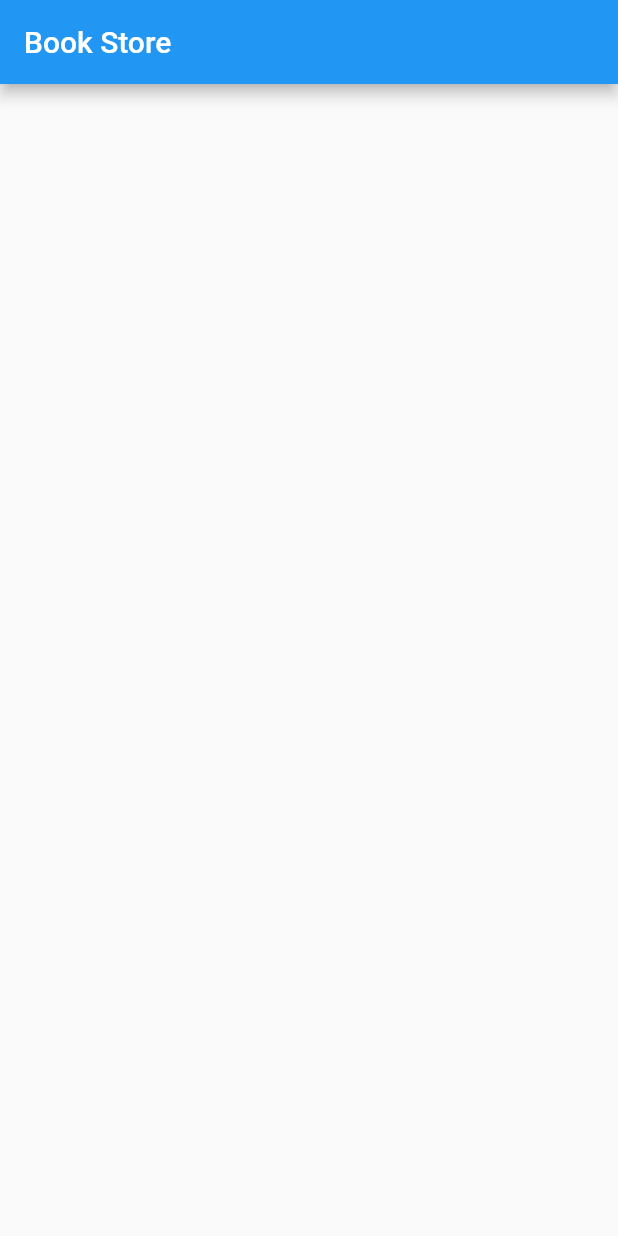
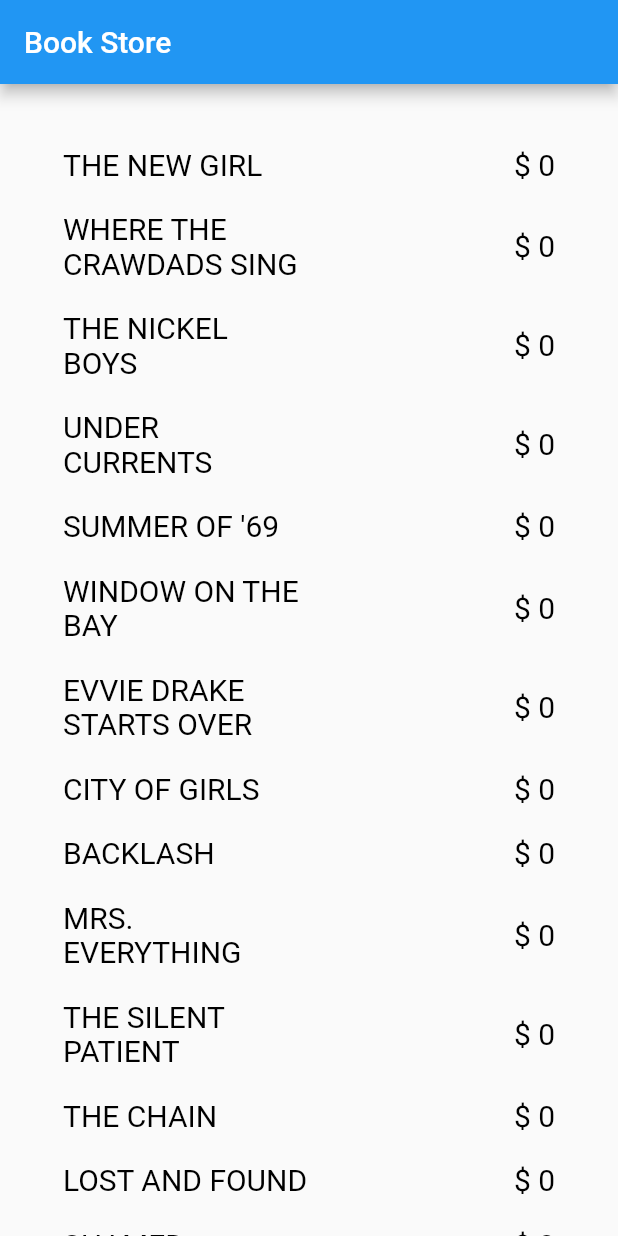
Before and after one commit to Digital-Vault/Thunder, a Flutter app: the screen it shows after launch, on a phone screen of 412 x 824 dp. Run offline on Flutter 3.47's test engine with Material 2 defaults, Android fonts, the phone set to English and light mode, and no system bars; our stand-ins replace rxdart.

Commit message:
Add book BLOC
Add book bloc so all business logic is now done outside widgets.

see #5

```diff
--- a/lib/book.dart
+++ b/lib/api/book.dart
@@ -1,78 +1,7 @@
-class ApiResult {
-  final String status;
-  final String copyright;
-  final int numResults;
-  final String lastModified;
-  final Results results;
+import 'buy_links.dart';
+import 'isbns.dart';
 
-  const ApiResult(
-      {this.status,
-      this.copyright,
-      this.numResults,
-      this.lastModified,
-      this.results});
-
-  factory ApiResult.fromJson(Map<String, dynamic> json) {
-    return ApiResult(
-        status: json['status'],
-        copyright: json['copyright'],
-        numResults: json['num_results'],
-        lastModified: json['last_modified'],
-        results: Results.fromJson(json['results']));
-  }
-}
-
-class Results {
-  final String listName;
-  final String listNameEncoded;
-  final String bestsellersDate;
-  final String publishedDate;
-  final String publishedDateDescription;
-  final String nextPublishedDate;
-  final String previousPublishedDate;
-  final String displayName;
-  final int normalListEndsAt;
-  final String updated;
-  final List<Books> books;
-
-  const Results(
-      {this.listName,
-      this.listNameEncoded,
-      this.bestsellersDate,
-      this.publishedDate,
-      this.publishedDateDescription,
-      this.nextPublishedDate,
-      this.previousPublishedDate,
-      this.displayName,
-      this.normalListEndsAt,
-      this.updated,
-      this.books});
-
-  factory Results.fromJson(Map<String, dynamic> json) {
-    return Results(
-        listName: json['list_name'],
-        listNameEncoded: json['list_name_encoded'],
-        bestsellersDate: json['bestsellers_date'],
-        publishedDate: json['published_date'],
-        publishedDateDescription: json['published_date_description'],
-        nextPublishedDate: json['next_published_date'],
-        previousPublishedDate: json['previous_published_date'],
-        displayName: json['display_name'],
-        normalListEndsAt: json['normal_list_ends_at'],
-        updated: json['updated'],
-        books: _findBooks(json['books']));
-  }
-
-  static List<Books> _findBooks(List<dynamic> books) {
-    List<Books> bookList = [];
-    books.forEach((v) {
-      bookList.add(Books.fromJson(v));
-    });
-    return bookList;
-  }
-}
-
-class Books {
+class Book {
   final int rank;
   final int rankLastWeek;
   final int weeksOnList;
@@ -99,7 +28,7 @@ class Books {
   final List<Isbns> isbns;
   final List<BuyLinks> buyLinks;
 
-  const Books(
+  const Book(
       {this.rank,
       this.rankLastWeek,
       this.weeksOnList,
@@ -126,8 +55,8 @@ class Books {
       this.isbns,
       this.buyLinks});
 
-  factory Books.fromJson(Map<String, dynamic> json) {
-    return Books(
+  factory Book.fromJson(Map<String, dynamic> json) {
+    return Book(
         rank: json['rank'],
         rankLastWeek: json['rank_last_week'],
         weeksOnList: json['weeks_on_list'],
@@ -172,25 +101,3 @@ class Books {
     return buyLinks;
   }
 }
-
-class Isbns {
-  final String isbn10;
-  final String isbn13;
-
-  const Isbns({this.isbn10, this.isbn13});
-
-  factory Isbns.fromJson(Map<String, dynamic> json) {
-    return Isbns(isbn10: json['isbn10'], isbn13: json['isbn13']);
-  }
-}
-
-class BuyLinks {
-  final String name;
-  final String url;
-
-  const BuyLinks({this.name, this.url});
-
-  factory BuyLinks.fromJson(Map<String, dynamic> json) {
-    return BuyLinks(name: json['name'], url: json['url']);
-  }
-}
--- /dev/null
+++ b/lib/api/buy_links.dart
@@ -0,0 +1,10 @@
+class BuyLinks {
+  final String name;
+  final String url;
+
+  const BuyLinks({this.name, this.url});
+
+  factory BuyLinks.fromJson(Map<String, dynamic> json) {
+    return BuyLinks(name: json['name'], url: json['url']);
+  }
+}
--- /dev/null
+++ b/lib/api/isbns.dart
@@ -0,0 +1,10 @@
+class Isbns {
+  final String isbn10;
+  final String isbn13;
+
+  const Isbns({this.isbn10, this.isbn13});
+
+  factory Isbns.fromJson(Map<String, dynamic> json) {
+    return Isbns(isbn10: json['isbn10'], isbn13: json['isbn13']);
+  }
+}
--- /dev/null
+++ b/lib/book_bloc.dart
@@ -0,0 +1,33 @@
+import 'dart:async';
+import 'dart:collection';
+
+import 'package:rxdart/subjects.dart';
+
+import 'api/book.dart';
+import 'book_api_provider.dart';
+
+/// This is the business logic component that handles all business
+/// logic about books.
+class BookBloc {
+  final _provider = BookApiProvider();
+  final _booksSubject = BehaviorSubject<UnmodifiableListView<Book>>();
+  var _books = <Book>[];
+
+  BookBloc() {
+    _updateBooks().then((_) {
+      _booksSubject.add(UnmodifiableListView(_books));
+    });
+  }
+
+  Stream<UnmodifiableListView<Book>> get books => _booksSubject.stream;
+
+  Future<List<Book>> _updateBooks() async {
+    final books = await _provider.fetchHardcoreFictionBooks();
+    _books = books;
+    return books;
+  }
+
+  void dispose() {
+    _booksSubject.close();
+  }
+}
--- /dev/null
+++ b/lib/book_provider.dart
@@ -0,0 +1,21 @@
+import 'package:flutter/widgets.dart';
+import 'package:flutter_sample/book_bloc.dart';
+
+/// This is an InheritedWidget that wraps around [BookBloc].
+class BookProvider extends InheritedWidget {
+  final BookBloc bookBloc;
+
+  BookProvider({
+    Key key,
+    BookBloc bookBloc,
+    @required Widget child,
+  })  : bookBloc = bookBloc ?? BookBloc(),
+        super(key: key, child: child);
+
+  @override
+  bool updateShouldNotify(InheritedWidget oldWidget) => true;
+
+  static BookBloc of(BuildContext context) =>
+      (context.inheritFromWidgetOfExactType(BookProvider) as BookProvider)
+          .bookBloc;
+}
--- a/lib/main.dart
+++ b/lib/main.dart
@@ -5,58 +5,40 @@
 */
 
 //packages
+import 'dart:collection';
 import 'dart:math';
 import 'dart:async' show Future;
 import 'package:flutter/services.dart' show rootBundle;
 import 'package:flutter/material.dart';
-import "json_parsing.dart";
-import "book.dart";
+import 'api/book.dart';
+import 'book_provider.dart';
+
 //executing function
-void main() => (runApp(ShoppingCartApp()));
+void main() => (runApp(BookProvider(child: ShoppingCartApp())));
 
 class ShoppingCartApp extends StatelessWidget {
-
-  Future<List<Books>> books() async {
-    var jsonData = await rootBundle.loadString('assets/test.json');
-    Future<List<Books>> BookList = parseBooks(jsonData);
-    return BookList;
-  }
   @override
   Widget build(BuildContext context) {
+    final bloc = BookProvider.of(context);
+
     return MaterialApp(
-      title: 'Shopping Cart',
+        title: 'Shopping Cart',
+        home: Scaffold(
+            appBar: AppBar(
+              title: Text('Book Store'),
+            ),
+            body: StreamBuilder<UnmodifiableListView<Book>>(
+              stream: bloc.books,
+              builder: (context, snapshot) {
+                if (!snapshot.hasData) return Text("NO DATA");
+                return ListView(
+                  padding: const EdgeInsets.all(32.0),
+                  children: snapshot.data.map(_buildRow).toList(),
+                );
+              },
+            )));
 
-      home: Scaffold(appBar: AppBar(title: Text('Book Store'),
-      ),
-          body: new FutureBuilder<List<Books>>(
-          future: books(),
-          builder: (context, snapshot){
-            if (!snapshot.hasData)
-              return new Container();
-            List<Books> books = snapshot.data ?? [];
-            return ListView.builder(
-              padding: const EdgeInsets.all(32.0),
-              itemCount: books.length,
-              itemBuilder: (BuildContext context, int index) {
-                Books book = books[index];
-                return new Padding(padding: new EdgeInsets.all(10.0),
-                    child: new Row(mainAxisAlignment: MainAxisAlignment.spaceEvenly,
-                        children: <Widget>[
-                          Expanded(
-                            child: Text(book.title, textAlign: TextAlign.left, style: new TextStyle(fontSize: 20.0, color: Colors.black)),
-                          ),
-                          Expanded(
-                            child: Text( "\$ " + book.price.toString(), textAlign: TextAlign.right, style: new TextStyle(fontSize: 20.0, color: Colors.black)),
-                          ),
-                        ]));
-              },
-
-            );
-          }
-
-      )
-        )
-      /*new FutureBuilder<List<Books>>(
+    /*new FutureBuilder<List<Books>>(
         future: books(),
           builder: (context, snapshot){
             if (!snapshot.hasData)
@@ -83,7 +65,23 @@ class ShoppingCartApp extends StatelessWidget {
           }
 
       ), */
-    );
+  }
+
+  Widget _buildRow(Book book) {
+    return Padding(
+        padding: EdgeInsets.all(10.0),
+        child: Row(mainAxisAlignment: MainAxisAlignment.spaceEvenly, children: [
+          Expanded(
+            child: Text(book.title,
+                textAlign: TextAlign.left,
+                style: TextStyle(fontSize: 20.0, color: Colors.black)),
+          ),
+          Expanded(
+            child: Text("\$ " + book.price.toString(),
+                textAlign: TextAlign.right,
+                style: new TextStyle(fontSize: 20.0, color: Colors.black)),
+          ),
+        ]));
   }
 }
 
--- a/pubspec.yaml
+++ b/pubspec.yaml
@@ -4,6 +4,7 @@ version: 1.0.0+1
 
 dependencies:
   cupertino_icons: ^0.1.2
+  rxdart: ^0.22.1
   flutter:
     sdk: flutter
 
```
Also changed, not shown: lib/api/api_result.dart (added, +25 -0 lines), lib/api/resulsts.dart (added, +50 -0 lines), lib/book_api_provider.dart (added, +19 -0 lines), lib/json_parsing.dart (deleted, +0 -9 lines), 1 other file.
